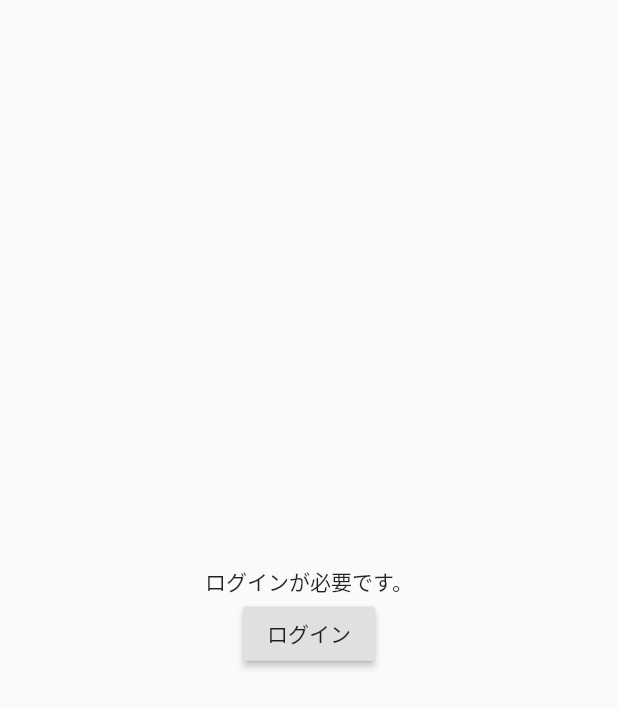
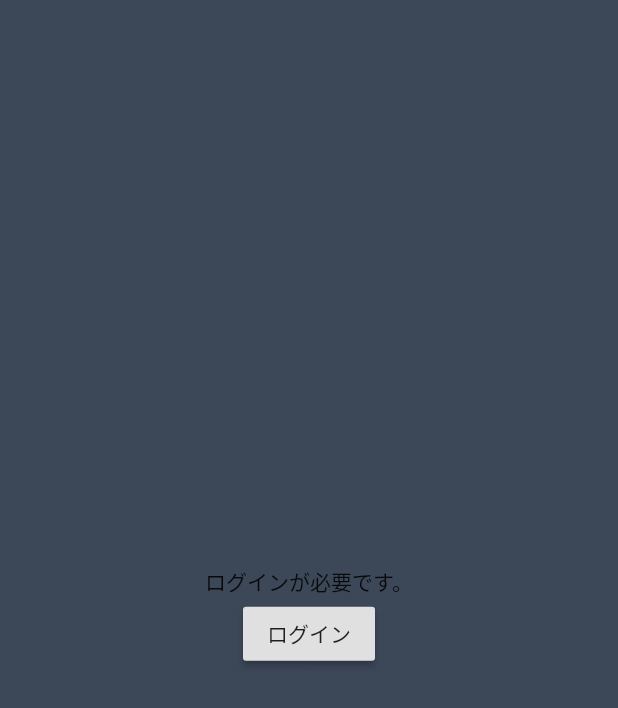
Before and after one commit to Kurogoma4D/tweet_separator, a Flutter app: the screen it shows after launch, after a tap on "ログイン", on a phone screen of 412 x 824 dp. Shown: the top 708 px of the screen. Run offline on Flutter 3.47's test engine with Material 2 defaults, Android fonts, the phone set to English and light mode, and no system bars; our stand-ins replace flare_flutter, flutter_dotenv, flutter_secure_storage, fluttertoast, html_unescape, sqflite; missing offline and left inert: flutter_twitter_login, twitter_1user; accounts and stored records are empty.

```diff
--- a/lib/app.dart
+++ b/lib/app.dart
@@ -1,10 +1,10 @@
 import 'package:flutter/material.dart';
 import 'package:provider/provider.dart';
+import 'package:tweet_separator/utils/custom_theme_data.dart';
 import 'package:tweet_separator/utils/judged_tweet.dart';
 import 'package:tweet_separator/utils/twitter_client.dart';
 import 'package:tweet_separator/view/pages/organize_page.dart';
 import 'package:tweet_separator/view/pages/root_page.dart';
-import 'package:tweet_separator/utils/twitter_client.dart';
 
 class App extends StatelessWidget {
   final GlobalKey<NavigatorState> navigatorKey = GlobalKey<NavigatorState>();
@@ -22,9 +22,7 @@ class App extends StatelessWidget {
       ],
       child: MaterialApp(
         title: 'Tweet Separator',
-        theme: ThemeData(
-          visualDensity: VisualDensity.adaptivePlatformDensity,
-        ),
+        theme: customThemeData,
         navigatorKey: navigatorKey,
         home: RootPage(),
         onGenerateRoute: (settings) {
--- /dev/null
+++ b/lib/utils/custom_theme_data.dart
@@ -0,0 +1,13 @@
+import 'package:flutter/material.dart';
+
+final ThemeData customThemeData = ThemeData(
+  visualDensity: VisualDensity.adaptivePlatformDensity,
+  scaffoldBackgroundColor: const Color(0xff3C4758),
+  cardTheme: CardTheme(
+    color: const Color(0xff494F59),
+    margin: const EdgeInsets.all(32),
+    shape: RoundedRectangleBorder(borderRadius: BorderRadius.circular(16)),
+    shadowColor: Colors.black.withOpacity(0.4),
+    elevation: 12,
+  ),
+);
--- a/lib/utils/twitter_client.dart
+++ b/lib/utils/twitter_client.dart
@@ -5,6 +5,7 @@ import 'package:flutter_dotenv/flutter_dotenv.dart';
 import 'package:flutter_secure_storage/flutter_secure_storage.dart';
 import 'package:flutter_twitter_login/flutter_twitter_login.dart';
 import 'package:fluttertoast/fluttertoast.dart';
+import 'package:html_unescape/html_unescape.dart';
 import 'package:tweet_separator/models/twitter_status.dart';
 import 'package:twitter_1user/twitter_1user.dart';
 
@@ -39,7 +40,7 @@ class TwitterClient extends ChangeNotifier {
   String _accessSecret = '';
   TwitterLogin twitterLogin;
   bool isStorageAccessed = false;
-  Twitter twitter = null;
+  Twitter twitter;
 
   String get apiKey => _apiKey;
   String get apiSecret => _apiSecret;
@@ -47,6 +48,7 @@ class TwitterClient extends ChangeNotifier {
   String get accessSecret => _accessSecret;
 
   final FlutterSecureStorage storage = const FlutterSecureStorage();
+  final HtmlUnescape unescape = HtmlUnescape();
 
   KeyStoreStatus get status {
     if (!isStorageAccessed) {
@@ -69,15 +71,15 @@ class TwitterClient extends ChangeNotifier {
         await storage.write(key: 'TWITTER_ACCESS_TOKEN', value: _accessToken);
         await storage.write(key: 'TWITTER_ACCESS_SECRET', value: _accessSecret);
         notifyListeners();
-        Fluttertoast.showToast(msg: 'ログインしました！');
+        await Fluttertoast.showToast(msg: 'ログインしました！');
         break;
 
       case TwitterLoginStatus.cancelledByUser:
-        Fluttertoast.showToast(msg: 'キャンセルされました。');
+        await Fluttertoast.showToast(msg: 'キャンセルされました。');
         break;
 
       case TwitterLoginStatus.error:
-        Fluttertoast.showToast(msg: 'エラーが発生しました。');
+        await Fluttertoast.showToast(msg: 'エラーが発生しました。');
         break;
     }
   }
@@ -93,7 +95,7 @@ class TwitterClient extends ChangeNotifier {
         'statuses/home_timeline.json',
         {'trim_user': 'true', 'exclude_replies': 'true'},
       );
-      final tweets = jsonDecode(response) as List<dynamic>;
+      final tweets = jsonDecode(unescape.convert(response)) as List<dynamic>;
       return tweets
           .map((dynamic e) => TwitterStatus.fromJson(e as Map<String, dynamic>))
           .toList();
@@ -114,7 +116,7 @@ class TwitterClient extends ChangeNotifier {
         'users/lookup.json',
         {'user_id': ids.join(',')},
       );
-      final users = jsonDecode(response) as List<dynamic>;
+      final users = jsonDecode(unescape.convert(response)) as List<dynamic>;
       return users
           .map((dynamic e) => UserDetail.fromJson(e as Map<String, dynamic>))
           .toList();
--- a/pubspec.yaml
+++ b/pubspec.yaml
@@ -29,6 +29,7 @@ dependencies:
   provider: ^4.0.5+1
   fluttertoast: ^4.0.1
   flare_flutter: ^2.0.3
+  html_unescape: ^1.0.1+3
 
   # for Twitter feature
   flutter_twitter_login: ^1.1.0
```
Also changed, not shown: lib/view/pages/home_page.dart (+77 -14 lines), pubspec.lock.
